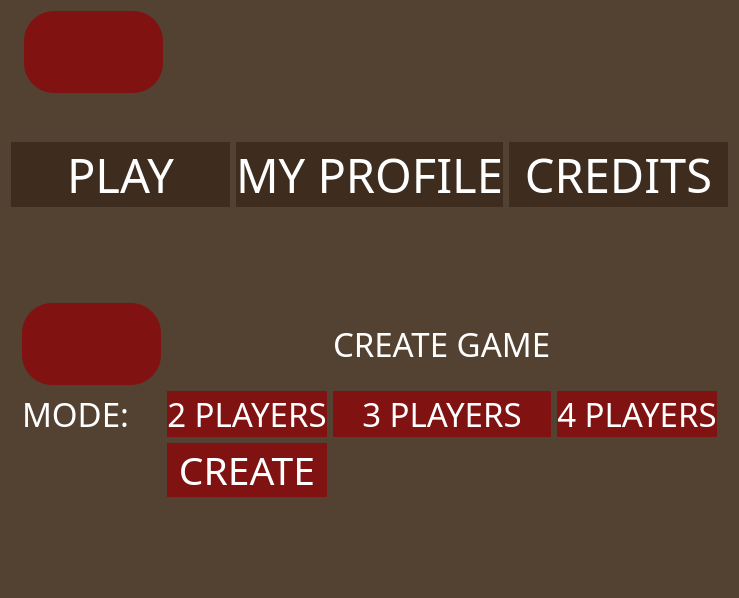
Old version of the form TriviadorClient/TriviadorClient/form/MainMenu.ui in the repository andreicorbu1/Triviador.
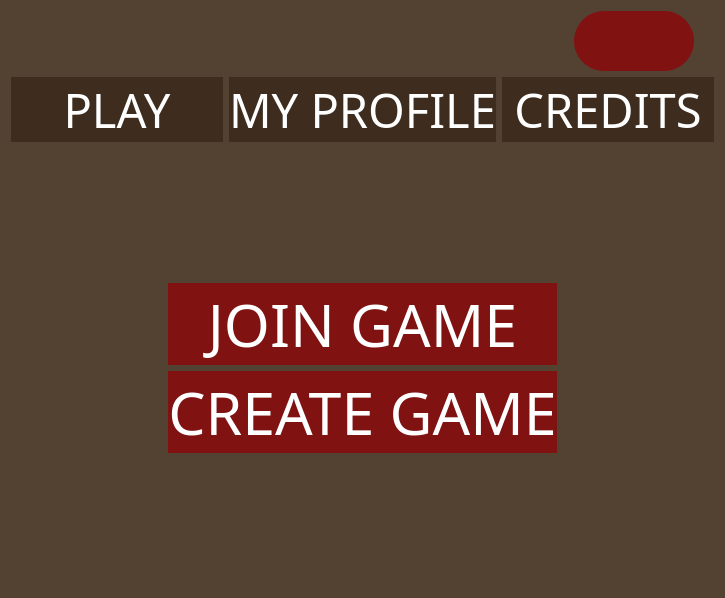
New version of the form. Icons and pictures are not drawn.

What changed in the file:
```diff
--- a/TriviadorClient/TriviadorClient/form/MainMenu.ui
+++ b/TriviadorClient/TriviadorClient/form/MainMenu.ui
@@ -29,11 +29,27 @@
   </property>
   <layout class="QVBoxLayout" name="verticalLayout">
    <item>
-    <layout class="QHBoxLayout" name="horizontalLayout_2" stretch="0,0,10,10,10,10,0">
+    <layout class="QHBoxLayout" name="horizontalLayout_2" stretch="0,0,0,0,0,0">
+     <item>
+      <spacer name="horizontalSpacer">
+       <property name="orientation">
+        <enum>Qt::Horizontal</enum>
+       </property>
+       <property name="sizeType">
+        <enum>QSizePolicy::Fixed</enum>
+       </property>
+       <property name="sizeHint" stdset="0">
+        <size>
+         <width>20</width>
+         <height>20</height>
+        </size>
+       </property>
+      </spacer>
+     </item>
      <item>
       <widget class="QLabel" name="icon">
        <property name="sizePolicy">
-        <sizepolicy hsizetype="Expanding" vsizetype="Expanding">
+        <sizepolicy hsizetype="Fixed" vsizetype="Expanding">
          <horstretch>0</horstretch>
          <verstretch>0</verstretch>
         </sizepolicy>
@@ -46,18 +62,53 @@
        </property>
       </widget>
      </item>
+     <item>
+      <widget class="QLabel" name="hiMessage">
+       <property name="sizePolicy">
+        <sizepolicy hsizetype="Expanding" vsizetype="Expanding">
+         <horstretch>0</horstretch>
+         <verstretch>0</verstretch>
+        </sizepolicy>
+       </property>
+       <property name="font">
+        <font>
+         <pointsize>24</pointsize>
+         <bold>true</bold>
+        </font>
+       </property>
+       <property name="text">
+        <string/>
+       </property>
+      </widget>
+     </item>
+     <item>
+      <spacer name="horizontalSpacer_5">
+       <property name="orientation">
+        <enum>Qt::Horizontal</enum>
+       </property>
+       <property name="sizeType">
+        <enum>QSizePolicy::Ignored</enum>
+       </property>
+       <property name="sizeHint" stdset="0">
+        <size>
+         <width>400</width>
+         <height>20</height>
+        </size>
+       </property>
+      </spacer>
+     </item>
      <item>
       <widget class="QPushButton" name="logOutButton">
        <property name="sizePolicy">
-        <sizepolicy hsizetype="Expanding" vsizetype="Expanding">
-         <horstretch>0</horstretch>
+        <sizepolicy hsizetype="Fixed" vsizetype="Maximum">
+         <horstretch>1</horstretch>
          <verstretch>0</verstretch>
         </sizepolicy>
        </property>
        <property name="font">
         <font>
          <family>Franklin Gothic Heavy</family>
-         <pointsize>44</pointsize>
+         <pointsize>20</pointsize>
          <underline>false</underline>
          <strikeout>false</strikeout>
          <kerning>true</kerning>
@@ -69,7 +120,8 @@
        <property name="styleSheet">
         <string notr="true">background: rgb(128, 18, 18);
 border-radius: 30px;
-</string>
+height: 60px;
+width:120px;</string>
        </property>
        <property name="text">
         <string/>
@@ -80,72 +132,23 @@
        </property>
        <property name="iconSize">
         <size>
-         <width>64</width>
+         <width>32</width>
          <height>32</height>
         </size>
        </property>
       </widget>
      </item>
-     <item>
-      <spacer name="horizontalSpacer_5">
-       <property name="orientation">
-        <enum>Qt::Horizontal</enum>
-       </property>
-       <property name="sizeHint" stdset="0">
-        <size>
-         <width>40</width>
-         <height>20</height>
-        </size>
-       </property>
-      </spacer>
-     </item>
-     <item>
-      <spacer name="horizontalSpacer_4">
-       <property name="orientation">
-        <enum>Qt::Horizontal</enum>
-       </property>
-       <property name="sizeHint" stdset="0">
-        <size>
-         <width>40</width>
-         <height>20</height>
-        </size>
-       </property>
-      </spacer>
-     </item>
-     <item>
-      <spacer name="horizontalSpacer_3">
-       <property name="orientation">
-        <enum>Qt::Horizontal</enum>
-       </property>
-       <property name="sizeHint" stdset="0">
-        <size>
-         <width>40</width>
-         <height>20</height>
-        </size>
-       </property>
-      </spacer>
-     </item>
      <item>
       <spacer name="horizontalSpacer_2">
        <property name="orientation">
         <enum>Qt::Horizontal</enum>
        </property>
-       <property name="sizeHint" stdset="0">
-        <size>
-         <width>40</width>
-         <height>20</height>
-        </size>
+       <property name="sizeType">
+        <enum>QSizePolicy::Fixed</enum>
        </property>
-      </spacer>
-     </item>
-     <item>
-      <spacer name="horizontalSpacer">
-       <property name="orientation">
-        <enum>Qt::Horizontal</enum>
-       </property>
        <property name="sizeHint" stdset="0">
         <size>
-         <width>40</width>
+         <width>20</width>
          <height>20</height>
         </size>
        </property>
@@ -153,25 +156,6 @@
      </item>
     </layout>
    </item>
-   <item>
-    <widget class="QLabel" name="hiMessage">
-     <property name="sizePolicy">
-      <sizepolicy hsizetype="Expanding" vsizetype="Expanding">
-       <horstretch>0</horstretch>
-       <verstretch>0</verstretch>
-      </sizepolicy>
-     </property>
-     <property name="font">
-      <font>
-       <pointsize>24</pointsize>
-       <bold>true</bold>
-      </font>
-     </property>
-     <property name="text">
-      <string/>
-     </property>
-    </widget>
-   </item>
    <item>
     <layout class="QHBoxLayout" name="horizontalLayout">
      <item>
@@ -281,7 +265,7 @@
       </sizepolicy>
      </property>
      <property name="currentIndex">
-      <number>2</number>
+      <number>0</number>
      </property>
      <widget class="QWidget" name="play">
       <layout class="QVBoxLayout" name="verticalLayout_2">
@@ -331,7 +315,7 @@
           </widget>
          </item>
          <item row="1" column="1">
-          <widget class="QPushButton" name="createGameButton">
+          <widget class="QPushButton" name="createButton">
            <property name="sizePolicy">
             <sizepolicy hsizetype="Expanding" vsizetype="Expanding">
              <horstretch>0</horstretch>
@@ -503,230 +487,6 @@
        </item>
       </layout>
      </widget>
-     <widget class="QWidget" name="createGame">
-      <layout class="QVBoxLayout" name="verticalLayout_3">
-       <item>
-        <spacer name="verticalSpacer_4">
-         <property name="orientation">
-          <enum>Qt::Vertical</enum>
-         </property>
-         <property name="sizeHint" stdset="0">
-          <size>
-           <width>20</width>
-           <height>40</height>
-          </size>
-         </property>
-        </spacer>
-       </item>
-       <item>
-        <layout class="QGridLayout" name="gridLayout">
-         <item row="0" column="3">
-          <widget class="QLabel" name="modeLabel_2">
-           <property name="font">
-            <font>
-             <family>Franklin Gothic Heavy</family>
-             <pointsize>25</pointsize>
-            </font>
-           </property>
-           <property name="text">
-            <string>CREATE GAME</string>
-           </property>
-          </widget>
-         </item>
-         <item row="2" column="2">
-          <widget class="QPushButton" name="twoPlayersButton">
-           <property name="minimumSize">
-            <size>
-             <width>0</width>
-             <height>40</height>
-            </size>
-           </property>
-           <property name="font">
-            <font>
-             <family>Franklin Gothic Heavy</family>
-             <pointsize>25</pointsize>
-            </font>
-           </property>
-           <property name="cursor">
-            <cursorShape>PointingHandCursor</cursorShape>
-           </property>
-           <property name="styleSheet">
-            <string notr="true">background: rgb(128, 18, 18);
-border: none;</string>
-           </property>
-           <property name="text">
-            <string>2 PLAYERS</string>
-           </property>
-          </widget>
-         </item>
-         <item row="0" column="1">
-          <widget class="QPushButton" name="backButton">
-           <property name="font">
-            <font>
-             <family>Franklin Gothic Heavy</family>
-             <pointsize>44</pointsize>
-             <underline>false</underline>
-             <strikeout>false</strikeout>
-             <kerning>true</kerning>
-            </font>
-           </property>
-           <property name="cursor">
-            <cursorShape>PointingHandCursor</cursorShape>
-           </property>
-           <property name="styleSheet">
-            <string notr="true">background: rgb(128, 18, 18);
-border-radius: 30px;
-</string>
-           </property>
-           <property name="text">
-            <string/>
-           </property>
-           <property name="icon">
-            <iconset resource="../resource/Triviador.qrc">
-             <normaloff>:/icon/back_arrow.png</normaloff>:/icon/back_arrow.png</iconset>
-           </property>
-           <property name="iconSize">
-            <size>
-             <width>100</width>
-             <height>32</height>
-            </size>
-           </property>
-          </widget>
-         </item>
-         <item row="4" column="2">
-          <widget class="QPushButton" name="createButton">
-           <property name="minimumSize">
-            <size>
-             <width>0</width>
-             <height>40</height>
-            </size>
-           </property>
-           <property name="font">
-            <font>
-             <family>Franklin Gothic Heavy</family>
-             <pointsize>29</pointsize>
-            </font>
-           </property>
-           <property name="cursor">
-            <cursorShape>PointingHandCursor</cursorShape>
-           </property>
-           <property name="styleSheet">
-            <string notr="true">background: rgb(128, 18, 18);
-border: none;</string>
-           </property>
-           <property name="text">
-            <string>CREATE</string>
-           </property>
-          </widget>
-         </item>
-         <item row="2" column="3">
-          <widget class="QPushButton" name="threePlayersButton">
-           <property name="minimumSize">
-            <size>
-             <width>0</width>
-             <height>40</height>
-            </size>
-           </property>
-           <property name="font">
-            <font>
-             <family>Franklin Gothic Heavy</family>
-             <pointsize>25</pointsize>
-            </font>
-           </property>
-           <property name="cursor">
-            <cursorShape>PointingHandCursor</cursorShape>
-           </property>
-           <property name="styleSheet">
-            <string notr="true">background: rgb(128, 18, 18);
-border: none;</string>
-           </property>
-           <property name="text">
-            <string>3 PLAYERS</string>
-           </property>
-          </widget>
-         </item>
-         <item row="2" column="1">
-          <widget class="QLabel" name="modeLabel">
-           <property name="font">
-            <font>
-             <family>Franklin Gothic Heavy</family>
-             <pointsize>25</pointsize>
-            </font>
-           </property>
-           <property name="text">
-            <string>MODE:</string>
-           </property>
-          </widget>
-         </item>
-         <item row="2" column="4">
-          <widget class="QPushButton" name="fourPlayersButton">
-           <property name="minimumSize">
-            <size>
-             <width>0</width>
-             <height>40</height>
-            </size>
-           </property>
-           <property name="font">
-            <font>
-             <family>Franklin Gothic Heavy</family>
-             <pointsize>25</pointsize>
-            </font>
-           </property>
-           <property name="cursor">
-            <cursorShape>PointingHandCursor</cursorShape>
-           </property>
-           <property name="styleSheet">
-            <string notr="true">background: rgb(128, 18, 18);
-border: none;</string>
-           </property>
-           <property name="text">
-            <string>4 PLAYERS</string>
-           </property>
-          </widget>
-         </item>
-         <item row="2" column="0">
-          <spacer name="horizontalSpacer_8">
-           <property name="orientation">
-            <enum>Qt::Horizontal</enum>
-           </property>
-           <property name="sizeHint" stdset="0">
-            <size>
-             <width>40</width>
-             <height>20</height>
-            </size>
-           </property>
-          </spacer>
-         </item>
-         <item row="2" column="5">
-          <spacer name="horizontalSpacer_9">
-           <property name="orientation">
-            <enum>Qt::Horizontal</enum>
-           </property>
-           <property name="sizeHint" stdset="0">
-            <size>
-             <width>40</width>
-             <height>20</height>
-            </size>
-           </property>
-          </spacer>
-         </item>
-        </layout>
-       </item>
-       <item>
-        <spacer name="verticalSpacer_3">
-         <property name="orientation">
-          <enum>Qt::Vertical</enum>
-         </property>
-         <property name="sizeHint" stdset="0">
-          <size>
-           <width>20</width>
-           <height>40</height>
-          </size>
-         </property>
-        </spacer>
-       </item>
-      </layout>
-     </widget>
      <widget class="QWidget" name="myProfile">
       <widget class="QLabel" name="profileInformation">
        <property name="geometry">
```
Left out of the diff: 2 changed lines with no effect on the pictures.
